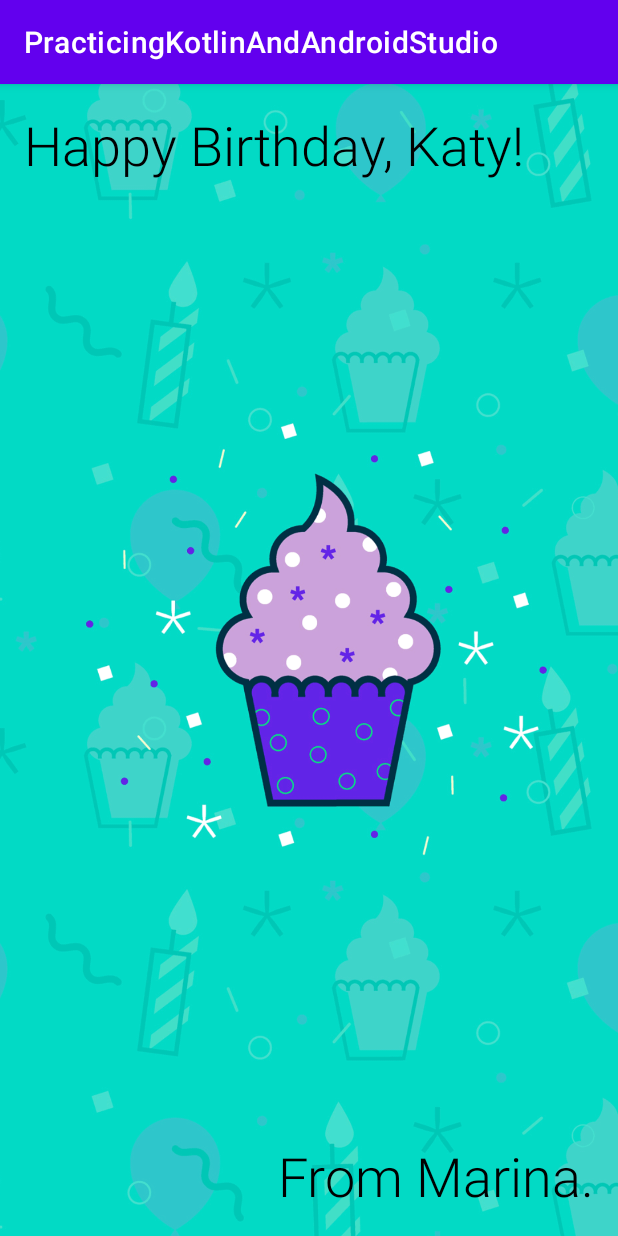
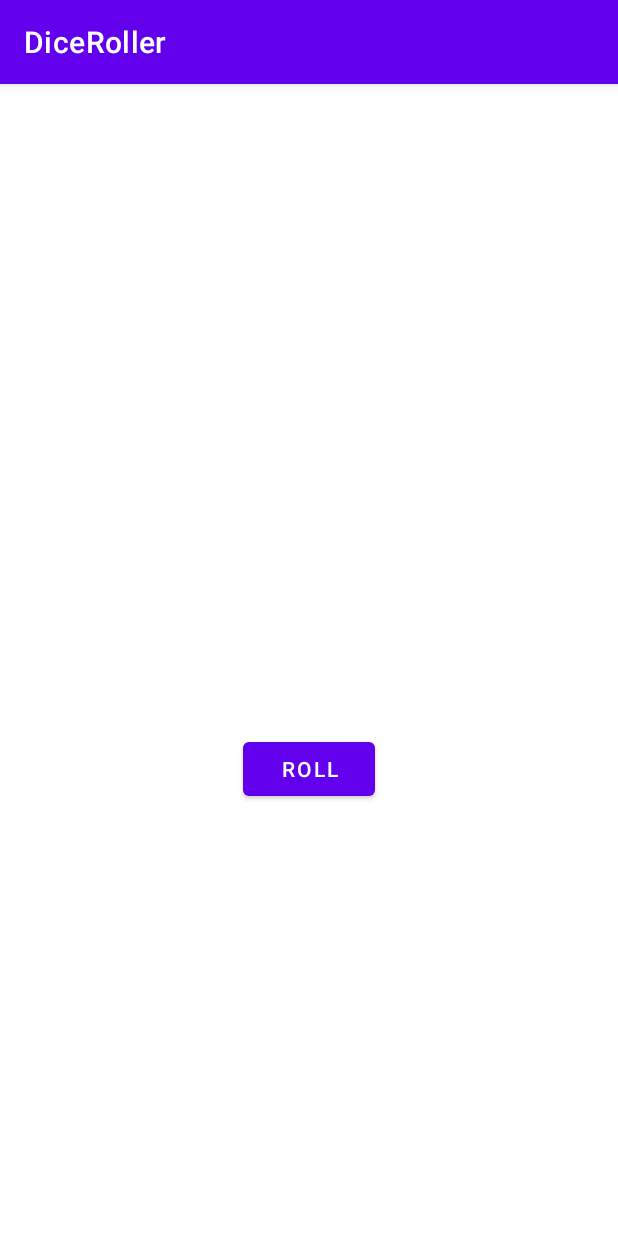
Before and after one commit to MarinaShnyakina/PracticingKotlinAndAndroidStudio, an Android app: the screen it shows after launch (MainActivity before the commit, DiceRoller after it), on a phone screen of 412 x 824 dp. Run offline under Robolectric (Android 15) with nearby library versions, the phone set to English and light mode, and no system bars.

Commit message:
Add a screen and dice roll logic

```diff
--- /dev/null
+++ b/app/src/main/java/com/example/practicingkotlinandandroidstudio/DiceRoller/DiceRoller.kt
@@ -0,0 +1,49 @@
+package com.example.practicingkotlinandandroidstudio.DiceRoller
+
+import androidx.appcompat.app.AppCompatActivity
+import android.os.Bundle
+import android.widget.Button
+import android.widget.Toast
+import com.example.practicingkotlinandandroidstudio.R
+import com.example.practicingkotlinandandroidstudio.databinding.ActivityDiceRollerBinding
+
+class DiceRoller : AppCompatActivity() {
+    lateinit var binding: ActivityDiceRollerBinding
+    override fun onCreate(savedInstanceState: Bundle?) {
+        super.onCreate(savedInstanceState)
+        binding = ActivityDiceRollerBinding.inflate(layoutInflater)
+        setContentView(binding.root)
+
+        binding.buttonRoll.setOnClickListener {
+            rollDice1()
+            rollDice2()
+        }
+    }
+
+
+    private fun rollDice1() {
+        val dice1 = Dice1(6)
+        val diceRoll = dice1.roll()
+        binding.textViewDice1.text = diceRoll.toString()
+
+    }
+
+    private fun rollDice2() {
+        val dice2 = Dice2(10)
+        val diceRoll = dice2.roll()
+        binding.textViewDice2.text = diceRoll.toString()
+    }
+
+    class Dice1(private val numSides: Int) {
+        fun roll(): Int {
+            return (1..numSides).random()
+        }
+    }
+
+    class Dice2(private val numSides2: Int) {
+        fun roll(): Int {
+            return (1..numSides2).random()
+        }
+    }
+
+}
--- /dev/null
+++ b/app/src/main/res/layout/activity_dice_roller.xml
@@ -0,0 +1,44 @@
+<?xml version="1.0" encoding="utf-8"?>
+<androidx.constraintlayout.widget.ConstraintLayout xmlns:android="http://schemas.android.com/apk/res/android"
+    xmlns:app="http://schemas.android.com/apk/res-auto"
+    xmlns:tools="http://schemas.android.com/tools"
+    android:layout_width="match_parent"
+    android:layout_height="match_parent"
+    tools:context=".DiceRoller.DiceRoller">
+
+    <TextView
+        android:id="@+id/textViewDice1"
+        android:layout_width="wrap_content"
+        android:layout_height="wrap_content"
+        android:text=""
+        android:textSize="36sp"
+        android:textStyle="normal"
+        app:layout_constraintBottom_toBottomOf="parent"
+        app:layout_constraintEnd_toEndOf="parent"
+        app:layout_constraintStart_toStartOf="parent"
+        app:layout_constraintTop_toTopOf="parent"
+        tools:text="111" />
+
+    <Button
+        android:id="@+id/buttonRoll"
+        android:layout_width="wrap_content"
+        android:layout_height="wrap_content"
+        android:layout_marginTop="24dp"
+        android:text="@string/button_roll"
+        app:layout_constraintEnd_toEndOf="parent"
+        app:layout_constraintStart_toStartOf="parent"
+        app:layout_constraintTop_toBottomOf="@+id/textViewDice1" />
+
+    <TextView
+        android:id="@+id/textViewDice2"
+        android:layout_width="wrap_content"
+        android:layout_height="wrap_content"
+        android:layout_marginTop="56dp"
+        android:text=""
+        tools:text="222"
+        android:textSize="36sp"
+        android:textStyle="normal"
+        app:layout_constraintEnd_toEndOf="parent"
+        app:layout_constraintStart_toStartOf="parent"
+        app:layout_constraintTop_toBottomOf="@+id/buttonRoll" />
+</androidx.constraintlayout.widget.ConstraintLayout>
--- a/app/src/main/res/values/strings.xml
+++ b/app/src/main/res/values/strings.xml
@@ -1,5 +1,7 @@
 <resources>
     <string name="app_name">PracticingKotlinAndAndroidStudio</string>
+    <string name="dice_roller">DiceRoller</string>
     <string name="happy_birthday">Happy Birthday, Katy!</string>
     <string name="from">From Marina.</string>
+    <string name="button_roll">Roll</string>
 </resources>
```
Also changed, not shown: app/build.gradle (+6 -1 lines), app/src/main/AndroidManifest.xml (+12 -0 lines).
